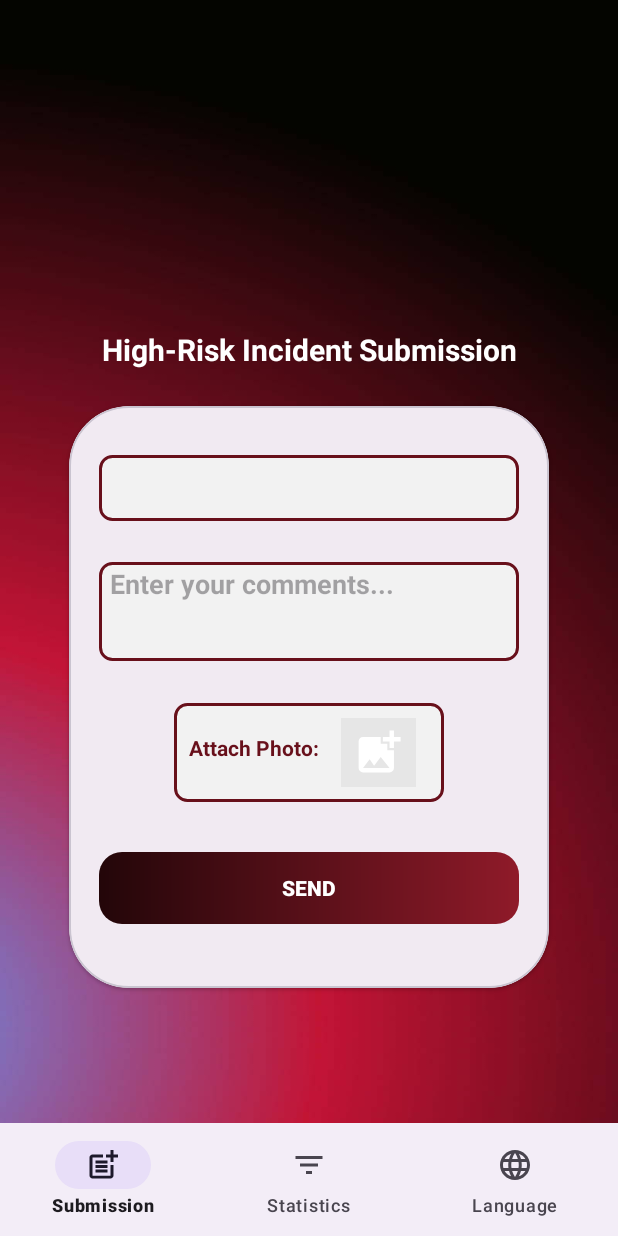
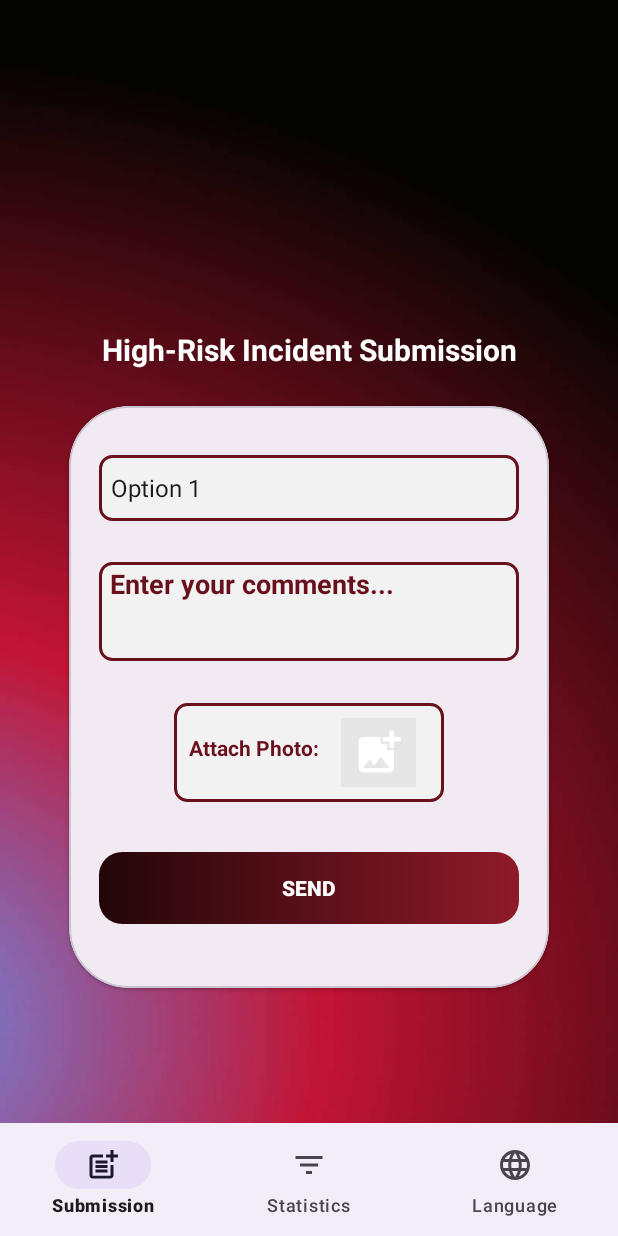
Before and after one commit to georgtsak/smart_alert_android, an Android app: the screen it shows after launch (Users1Activity), on a phone screen of 412 x 824 dp. Run offline under Robolectric (Android 15) with nearby library versions, the phone set to English and light mode, and no system bars.

Commit message:
Added spinner (SubmissionFragment)

```diff
--- a/app/src/main/java/com/example/smartalert_p20191/SubmissionFragment.java
+++ b/app/src/main/java/com/example/smartalert_p20191/SubmissionFragment.java
@@ -4,13 +4,44 @@ import android.os.Bundle;
 import android.view.LayoutInflater;
 import android.view.View;
 import android.view.ViewGroup;
+import android.widget.ArrayAdapter;
+import android.widget.Spinner;
+
+import androidx.annotation.NonNull;
+import androidx.annotation.Nullable;
 import androidx.fragment.app.Fragment;
 
 public class SubmissionFragment extends Fragment {
-    public SubmissionFragment(){
+    public SubmissionFragment() {
     }
+    @Nullable
     @Override
-    public View onCreateView(LayoutInflater inflater, ViewGroup container, Bundle savedInstanceState) {
-        return inflater.inflate(R.layout.fragment_submission, container, false);
+    public View onCreateView(@NonNull LayoutInflater inflater, @Nullable ViewGroup container,
+                             @Nullable Bundle savedInstanceState) {
+
+        View view = inflater.inflate(R.layout.fragment_submission, container, false);
+        Spinner spinner = view.findViewById(R.id.spinner1);
+        ArrayAdapter<CharSequence> adapter = ArrayAdapter.createFromResource(requireContext(),
+                R.array.spinner_items, android.R.layout.simple_spinner_item);
+
+        adapter.setDropDownViewResource(android.R.layout.simple_spinner_dropdown_item);
+        spinner.setAdapter(adapter);
+
+        return view;
     }
 }
+
+//prosthiki listener gia na diaxeiristoume tis epiloges
+/*spinner.setOnItemSelectedListener(new AdapterView.OnItemSelectedListener() {
+@Override
+public void onItemSelected(AdapterView<?> parent, View view, int position, long id) {
+        // Handle the selection
+        String selectedItem = (String) parent.getItemAtPosition(position);
+        // Do something with the selected item
+        }
+
+@Override
+public void onNothingSelected(AdapterView<?> parent) {
+        // Handle the case where no item is selected (optional)
+        }
+        });*/
--- a/app/src/main/res/layout/fragment_submission.xml
+++ b/app/src/main/res/layout/fragment_submission.xml
@@ -75,6 +75,7 @@
                 android:background="@drawable/custom1"
                 android:gravity="top"
                 android:hint="@string/comments_details"
+                android:textColorHint="@color/darkred1"
                 android:inputType="textMultiLine"
                 android:lines="3"
                 android:minLines="3"
--- a/app/src/main/res/values/strings.xml
+++ b/app/src/main/res/values/strings.xml
@@ -18,4 +18,9 @@
     <string name="statistics">Statistics</string>
     <!-- TODO: Remove or change this placeholder text -->
     <string name="hello_blank_fragment">Hello blank fragment</string>
+    <string-array name="spinner_items">
+        <item>Option 1</item>
+        <item>Option 2</item>
+        <item>Option 3</item>
+    </string-array>
 </resources>
```
